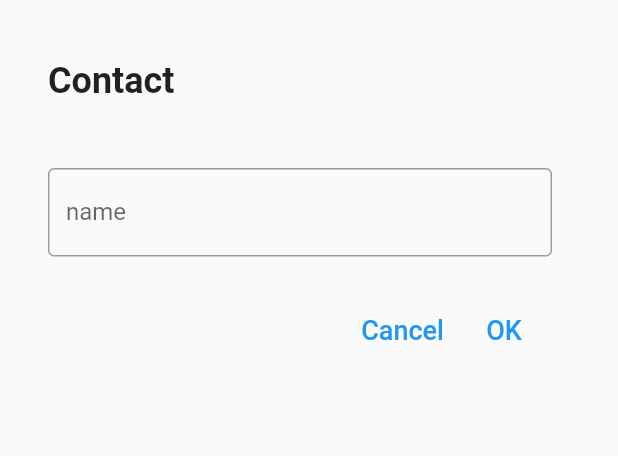
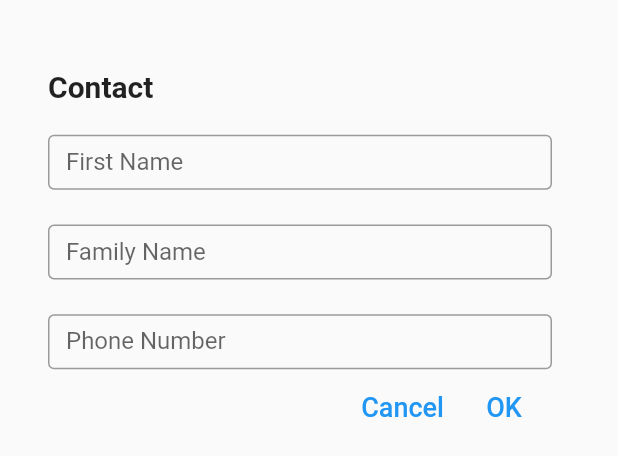
Before and after one commit to Offthegame/flutter_contact, a Flutter app: the DialogDesign widget shown alone on an empty page, opened directly, after a tap on "OK", on a phone screen of 412 x 824 dp. Shown: the top 456 px of the screen. Run offline on Flutter 3.47's test engine with Material 2 defaults, Android fonts, the phone set to English and light mode, and no system bars; our stand-ins replace contacts_service, permission_handler.

Commit message:
Part1_17_Contact_Package

```diff
--- a/lib/main.dart
+++ b/lib/main.dart
@@ -1,8 +1,10 @@
 import 'package:flutter/cupertino.dart';
 import 'package:flutter/material.dart';
 import 'package:permission_handler/permission_handler.dart';
+import 'package:contacts_service/contacts_service.dart';
 // permission handler 추가 완료
 // 패키지 설치와 더불어 gradle파일과 Manifest파일 세팅들이 끝나면 emul재시작 필요
+// 연락처를 활용할 수 있도록 하는 패키지 import함
 
 //void는 '아무 것도 하지 말아주세요' 인데 알 필요 없음
 //void main() {} 아래 다 지우고 새로 작성
@@ -36,6 +38,25 @@ class _MyAppState extends State<MyApp> {
     var status = await Permission.contacts.status;
     if (status.isGranted) {
       print('허락됨');
+      var contacts = await ContactsService.getContacts();
+    //  이렇게 한 줄 쓰면 허락됐을 때 연락처를 가져오게 됨
+    //  하지만 초기에 연락처가 없을 것이기에 연락처를 몇 개 만듦
+    //  withThumbnails: false라고 파라미터(?)안에 넣어주면 썸네일 없이 빠르게 가져옴
+      print(contacts[0].displayName);
+    //  contacts는 instance of 'Contacts'로 print 됨
+    //  따라서 contacts[0] 쓰고 .(점)찍고 안에 정보를 뺌
+    //   var newPerson = Contact();
+    //  연락처 정보를 newPerson에 넣고 새사람과 관련된 정보 추가
+    //  커스텀 위젯을 쓸 때는 new Contact();처럼 new를 붙여줘야하는데... 생략 가능
+      setState(() {
+        // setState 함수 안에 넣어서 실시간으로 데이터 변동 감지
+        name = contacts;
+      });
+      // newPerson.givenName = '민수';
+      // newPerson.familyName = '김';
+      // await ContactsService.addContact(newPerson);
+    //  위처럼 쓰면 '민수 김' 정보를 실제 연락처에 저장할 수 있음
+
     } else if (status.isDenied) {
       print('거절됨');
       Permission.contacts.request();
@@ -49,6 +70,24 @@ class _MyAppState extends State<MyApp> {
   // 따라서 실제 어떤 권한이 필요한 순간에 권한을 요청하는 것이 필요함
   // async await는 자바스크립트의 promise랑 유사, but Futures라고 부름
 
+  addPerson (given,family,number) async {
+    var newPerson = Contact();
+    //newPerson은 Contact란 녀석이다!로 정의
+    newPerson.givenName = given;
+    newPerson.familyName = family;
+    newPerson.phones = [Item(label: "mobile", value: number)];
+    //캬, 나 스스로 발견한 Contact패키지의 .phones 사용법!
+    await ContactsService.addContact(newPerson);
+  //  연락처에 이름 때려박아 줌
+    var contacts = await ContactsService.getContacts();
+  //  추가된 연락처 다시 불러와주고
+    setState(() {
+      name = contacts;
+    });
+  //  새롭게 name안에 연락처 넣어줌
+  }
+
+
   // @override
   // void initState() {
   //   // TODO: implement initState
@@ -59,7 +98,8 @@ class _MyAppState extends State<MyApp> {
   // }
   // 화면 실행시 보여지는 함수, init만 입력하면 자동완성으로 initState가 뜸
 
-  var name = ['전혁', '송용수', '김동욱',];
+  var name = [];
+  // name 안에 요소를 넣게 되면 바로 name의 형식이 정해지기에 빈 칸으로 수정
   var a = 0;
   var total = 0;
 addOne(){
@@ -69,12 +109,12 @@ addOne(){
 }
   //이처럼 함수를 부모 class 밑에 '설치 > 전달 > 받고 > 정의 > 적용'
 
-  addName(txt) {
-  setState(() {
-    //하, setState 자꾸 까먹지 말자 ㅠㅠ 몇번째..?
-    name.add(txt);
-  });
-  }
+  // addName(txt) {
+  // setState(() {
+  //   //하, setState 자꾸 까먹지 말자 ㅠㅠ 몇번째..?
+  //   name.add(txt);
+  // });
+  // }
 
 
   @override
@@ -89,14 +129,14 @@ addOne(){
     // return Container(
     return Scaffold(
           floatingActionButton: FloatingActionButton(
-            child: Text(a.toString()),
+            child: Icon(Icons.add),
             //버튼을 누르면 숫자가 올라가도록 코드 작성
             onPressed: (){
               showDialog(context: context, builder: (context){
                 //showDialog에는 context와 builder, return이 필요함
                 //하지만 context는 위젯의 족보로 위에 있는 위젯을 보여줌
                 return Dialog(
-                  child: DialogDesign(naming: a, addOne: addOne, addName: addName, name: name),
+                  child: DialogDesign(naming: a, addOne: addOne, name: name, addPerson : addPerson),
                 //  부모의 데이터를 자식 Widget에서 쓰기 위해 넣어줌
                 );
               });
@@ -148,7 +188,10 @@ class _ProfileListState extends State<ProfileList> {
         return ListTile(
 //           //슨생님은 ListTile을 이용함
           leading: Icon(Icons.account_circle, size: 40, color: Colors.black),
-          title: Text(widget.name[i]),
+          title: Text(widget.name[i].givenName),
+          // name[i]를 그대로 두면 String이 아니라는 Error가 남,
+          // 처음에 .FirstName이라고도 했는데 instance of 'Contracts'에 없는 규칙이었음
+          // 패키지(라이브러리?) 사용법 확인이 필요한 부분
 //
 //         //  int는 Text에 안 나와서 .toString() 붙여야 함
         );
@@ -158,7 +201,7 @@ class _ProfileListState extends State<ProfileList> {
 }
 
 class DialogDesign extends StatefulWidget {
-  DialogDesign({Key? key, this.naming, this.addOne, this.addName, this.name}) : super(key: key);
+  DialogDesign({Key? key, this.naming, this.addOne, this.name, this.addPerson}) : super(key: key);
   // 기존 Key? key 부분은 꼭 남겨두자. this.naming을 통해 부모에게서 정보 가져옴
   // 중괄호 부분에 parameter를 설정할 수 있음(중괄호는 optional하게 두 개를 받는다는 의미? 하나만 넣어도 됨?)
   // naming이란 parameter를 쓰겠습니다는 얘기, but 아래에 변수를 설정해둬야 함
@@ -167,8 +210,11 @@ class DialogDesign extends StatefulWidget {
   var addOne;
   var inputData = TextEditingController();
   //TextEditingController() 안에 Input 데이터가 들어감
+  var familyName = TextEditingController();
+  var phoneNumber = TextEditingController();
   var addName;
   var name;
+  var addPerson;
 
   @override
   State<DialogDesign> createState() => _DialogDesignState();
@@ -182,22 +228,44 @@ class _DialogDesignState extends State<DialogDesign> {
   Widget build(BuildContext context) {
     return Container(
       padding: EdgeInsets.fromLTRB(32, 40, 32, 24),
-      height: 280,
+      height: 320,
       width: 400,
       child: Column(
         crossAxisAlignment: CrossAxisAlignment.stretch,
         mainAxisAlignment: MainAxisAlignment.spaceEvenly,
         children: [
-          Flexible(child: Text('Contact', style: TextStyle(fontSize: 24, fontWeight: FontWeight.bold)), flex: 1, fit: FlexFit.tight,),
+          Flexible(child: Text('Contact', style: TextStyle(fontSize: 20, fontWeight: FontWeight.bold)), flex: 1, fit: FlexFit.tight,),
           Flexible(child: TextField(
             controller: widget.inputData,
+            // controller가 같으면 같이 입력됨
+            // 아래 TextField에도 .inputData면 같은 내용으로 글이 써짐
             //위치에 따라 widget.붙여야 하는 것 잊지말자!
             //controller 대신 onChanged: (text) { widget.inputData = text }, 사용 가능
             //onChange는 inputData가 많을 경우 사용
             //하지만 우리는 list[]나 Map{}자료를 사용할 예정
             decoration: InputDecoration(
               border: OutlineInputBorder(),
-              labelText: 'name',
+              labelText: 'First Name',
+            ),
+          ), flex: 1, fit: FlexFit.tight,),
+          Flexible(child: SizedBox(
+            height: 10,
+          )),
+          Flexible(child: TextField(
+            controller: widget.familyName,
+            decoration: InputDecoration(
+              border: OutlineInputBorder(),
+              labelText: 'Family Name',
+            ),
+          ), flex: 1, fit: FlexFit.tight,),
+          Flexible(child: SizedBox(
+            height: 10,
+          )),
+          Flexible(child: TextField(
+            controller: widget.phoneNumber,
+               decoration: InputDecoration(
+              border: OutlineInputBorder(),
+              labelText: 'Phone Number',
             ),
           ), flex: 1, fit: FlexFit.tight,),
           Flexible(
@@ -210,10 +278,14 @@ class _DialogDesignState extends State<DialogDesign> {
               //  '현재 페이지 닫아주셈'과 같은 의미, 나중에 다시 나옴
               }, child: Text('Cancel', style: TextStyle(fontSize: 18),)),
               TextButton(onPressed: () {
-                  widget.addName(widget.inputData.text.toString());
+                  // widget.addName(widget.inputData.text.toString());
               //    inputData List 안, text를 toString해서 보여주자!
+                  print(widget.inputData.text.toString());
+                  widget.addPerson(widget.inputData.text,
+                      widget.familyName.text,
+                      widget.phoneNumber.text,
+                  );
                   Navigator.pop(context);
-                  print(widget.name);
 
               }, child: Text('OK', style: TextStyle(fontSize: 18),)),
             ],
--- a/pubspec.yaml
+++ b/pubspec.yaml
@@ -48,6 +48,9 @@ dev_dependencies:
   # rules and activating additional ones.
   flutter_lints: ^1.0.0
 
+  contacts_service: ^0.6.3
+#  허락을 구했으니 이제 연락처를 활용하는 패키지 설치
+
 # For information on the generic Dart part of this file, see the
 # following page: https://dart.dev/tools/pub/pubspec
 
```
Also changed, not shown: pubspec.lock.
